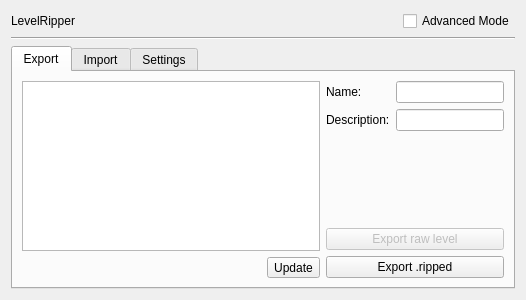
The window that form.ui (thisisignitedoreo/levelripper) describes before a commit, drawn with Qt 5.
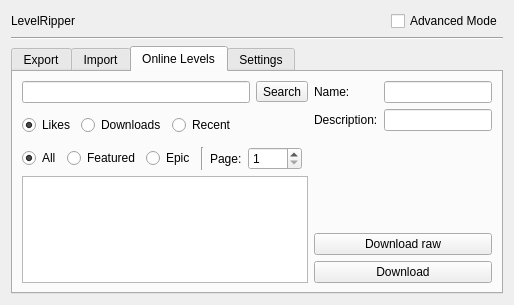
The same window after the commit. The open tabs and pages were chosen to show the change.

Commit message:
online levels
added ability to download online levels
directly as .ripped files

```diff
--- a/form.ui
+++ b/form.ui
@@ -6,8 +6,8 @@
    <rect>
     <x>0</x>
     <y>0</y>
-    <width>526</width>
-    <height>300</height>
+    <width>514</width>
+    <height>305</height>
    </rect>
   </property>
   <property name="windowTitle">
@@ -356,6 +356,248 @@
        </item>
       </layout>
      </widget>
+     <widget class="QWidget" name="tab_4">
+      <attribute name="title">
+       <string>Online Levels</string>
+      </attribute>
+      <layout class="QHBoxLayout" name="horizontalLayout_2">
+       <item>
+        <layout class="QVBoxLayout" name="verticalLayout_8">
+         <item>
+          <layout class="QHBoxLayout" name="horizontalLayout_3">
+           <item>
+            <widget class="QLineEdit" name="lineEdit">
+             <property name="sizePolicy">
+              <sizepolicy hsizetype="Minimum" vsizetype="Fixed">
+               <horstretch>0</horstretch>
+               <verstretch>0</verstretch>
+              </sizepolicy>
+             </property>
+            </widget>
+           </item>
+           <item>
+            <widget class="QToolButton" name="toolButton_3">
+             <property name="text">
+              <string>Search</string>
+             </property>
+            </widget>
+           </item>
+          </layout>
+         </item>
+         <item>
+          <layout class="QHBoxLayout" name="horizontalLayout_18">
+           <property name="topMargin">
+            <number>6</number>
+           </property>
+           <item>
+            <widget class="QRadioButton" name="radioButton_5">
+             <property name="text">
+              <string>Likes</string>
+             </property>
+             <property name="checked">
+              <bool>true</bool>
+             </property>
+             <attribute name="buttonGroup">
+              <string notr="true">typegroup</string>
+             </attribute>
+            </widget>
+           </item>
+           <item>
+            <widget class="QRadioButton" name="radioButton_4">
+             <property name="text">
+              <string>Downloads</string>
+             </property>
+             <attribute name="buttonGroup">
+              <string notr="true">typegroup</string>
+             </attribute>
+            </widget>
+           </item>
+           <item>
+            <widget class="QRadioButton" name="radioButton_3">
+             <property name="text">
+              <string>Recent</string>
+             </property>
+             <attribute name="buttonGroup">
+              <string notr="true">typegroup</string>
+             </attribute>
+            </widget>
+           </item>
+           <item>
+            <spacer name="horizontalSpacer_3">
+             <property name="orientation">
+              <enum>Qt::Horizontal</enum>
+             </property>
+             <property name="sizeHint" stdset="0">
+              <size>
+               <width>40</width>
+               <height>20</height>
+              </size>
+             </property>
+            </spacer>
+           </item>
+          </layout>
+         </item>
+         <item>
+          <layout class="QHBoxLayout" name="horizontalLayout_19">
+           <property name="topMargin">
+            <number>6</number>
+           </property>
+           <item>
+            <widget class="QRadioButton" name="radioButton_8">
+             <property name="text">
+              <string>All</string>
+             </property>
+             <property name="checked">
+              <bool>true</bool>
+             </property>
+            </widget>
+           </item>
+           <item>
+            <widget class="QRadioButton" name="radioButton_7">
+             <property name="text">
+              <string>Featured</string>
+             </property>
+            </widget>
+           </item>
+           <item>
+            <widget class="QRadioButton" name="radioButton_6">
+             <property name="text">
+              <string>Epic</string>
+             </property>
+            </widget>
+           </item>
+           <item>
+            <widget class="Line" name="line_2">
+             <property name="orientation">
+              <enum>Qt::Vertical</enum>
+             </property>
+            </widget>
+           </item>
+           <item>
+            <widget class="QLabel" name="label_12">
+             <property name="text">
+              <string>Page:</string>
+             </property>
+            </widget>
+           </item>
+           <item>
+            <widget class="QSpinBox" name="spinBox">
+             <property name="minimum">
+              <number>1</number>
+             </property>
+             <property name="maximum">
+              <number>9999</number>
+             </property>
+            </widget>
+           </item>
+           <item>
+            <spacer name="horizontalSpacer_4">
+             <property name="orientation">
+              <enum>Qt::Horizontal</enum>
+             </property>
+             <property name="sizeHint" stdset="0">
+              <size>
+               <width>40</width>
+               <height>20</height>
+              </size>
+             </property>
+            </spacer>
+           </item>
+          </layout>
+         </item>
+         <item>
+          <widget class="QListWidget" name="listWidget_2">
+           <property name="sizePolicy">
+            <sizepolicy hsizetype="Minimum" vsizetype="Expanding">
+             <horstretch>0</horstretch>
+             <verstretch>0</verstretch>
+            </sizepolicy>
+           </property>
+          </widget>
+         </item>
+        </layout>
+       </item>
+       <item>
+        <layout class="QVBoxLayout" name="verticalLayout_9">
+         <item>
+          <layout class="QHBoxLayout" name="horizontalLayout_16">
+           <item>
+            <widget class="QLabel" name="label_3">
+             <property name="text">
+              <string>Name:</string>
+             </property>
+            </widget>
+           </item>
+           <item>
+            <widget class="QLineEdit" name="lineEdit_2">
+             <property name="sizePolicy">
+              <sizepolicy hsizetype="Minimum" vsizetype="Fixed">
+               <horstretch>0</horstretch>
+               <verstretch>0</verstretch>
+              </sizepolicy>
+             </property>
+             <property name="readOnly">
+              <bool>true</bool>
+             </property>
+            </widget>
+           </item>
+          </layout>
+         </item>
+         <item>
+          <layout class="QHBoxLayout" name="horizontalLayout_17">
+           <item>
+            <widget class="QLabel" name="label_11">
+             <property name="text">
+              <string>Description:</string>
+             </property>
+            </widget>
+           </item>
+           <item>
+            <widget class="QLineEdit" name="lineEdit_8">
+             <property name="sizePolicy">
+              <sizepolicy hsizetype="Minimum" vsizetype="Fixed">
+               <horstretch>0</horstretch>
+               <verstretch>0</verstretch>
+              </sizepolicy>
+             </property>
+             <property name="readOnly">
+              <bool>true</bool>
+             </property>
+            </widget>
+           </item>
+          </layout>
+         </item>
+         <item>
+          <spacer name="verticalSpacer_5">
+           <property name="orientation">
+            <enum>Qt::Vertical</enum>
+           </property>
+           <property name="sizeHint" stdset="0">
+            <size>
+             <width>20</width>
+             <height>40</height>
+            </size>
+           </property>
+          </spacer>
+         </item>
+         <item>
+          <widget class="QPushButton" name="pushButton_7">
+           <property name="text">
+            <string>Download raw</string>
+           </property>
+          </widget>
+         </item>
+         <item>
+          <widget class="QPushButton" name="pushButton_6">
+           <property name="text">
+            <string>Download</string>
+           </property>
+          </widget>
+         </item>
+        </layout>
+       </item>
+      </layout>
+     </widget>
      <widget class="QWidget" name="tab_3">
       <attribute name="title">
        <string>Settings</string>
```
Left out of the diff: 10 changed lines with no effect on the pictures. The commit also changes 4 other files.
